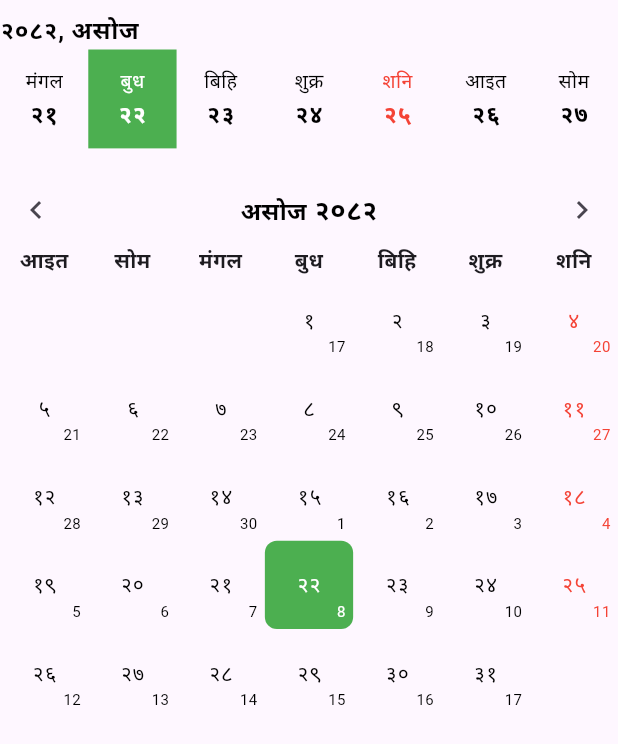
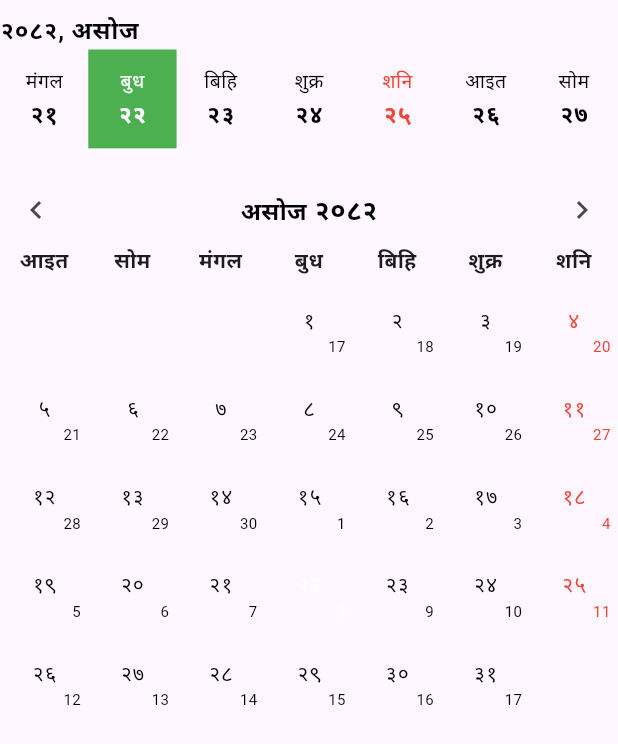
Before and after one commit to crpoudyal/my_nepali_calendar, a Flutter app: the screen it shows after launch, on a phone screen of 412 x 824 dp. Shown: the top 744 px of the screen. Run offline on Flutter 3.47's test engine with Material 3 defaults, Android fonts, the phone set to English and light mode, and no system bars.

Commit message:
today cell color will be same as event color

```diff
--- a/lib/src/widgets/calendar_cell.dart
+++ b/lib/src/widgets/calendar_cell.dart
@@ -32,7 +32,7 @@ class CalendarCell<T> extends StatelessWidget {
           color: _getCellColor(isToday, isSelected),
           border: calendarStyle.showBorder
               ? Border.all(
-                  color: _getCellColor(isToday, isSelected)
+                  color: _getCellColor(isToday, isSelected)!
                       .withValues(alpha: 0.05),
                 )
               : null,
@@ -82,12 +82,12 @@ class CalendarCell<T> extends StatelessWidget {
     );
   }
 
-  Color _getCellColor(bool isToday, bool isSelected) {
-    if (isToday && isSelected) return calendarStyle.cellsStyle.todayColor;
+  Color? _getCellColor(bool isToday, bool isSelected) {
+    if (isToday && isSelected) return event?.customColor;
     if (isSelected) {
       return calendarStyle.cellsStyle.selectedColor.withValues(alpha: 0.2);
     }
-    if (isToday) return calendarStyle.cellsStyle.todayColor;
+    if (isToday) return event?.customColor;
     return Colors.transparent;
   }
 
```
